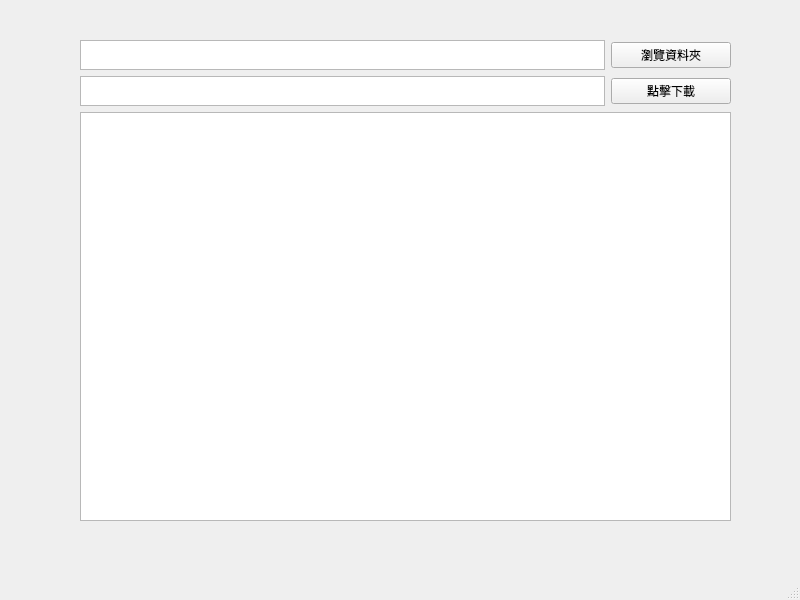
First picture: the form in UI.ui, repository mickey30606/YoutubeDownloader, before the edit.
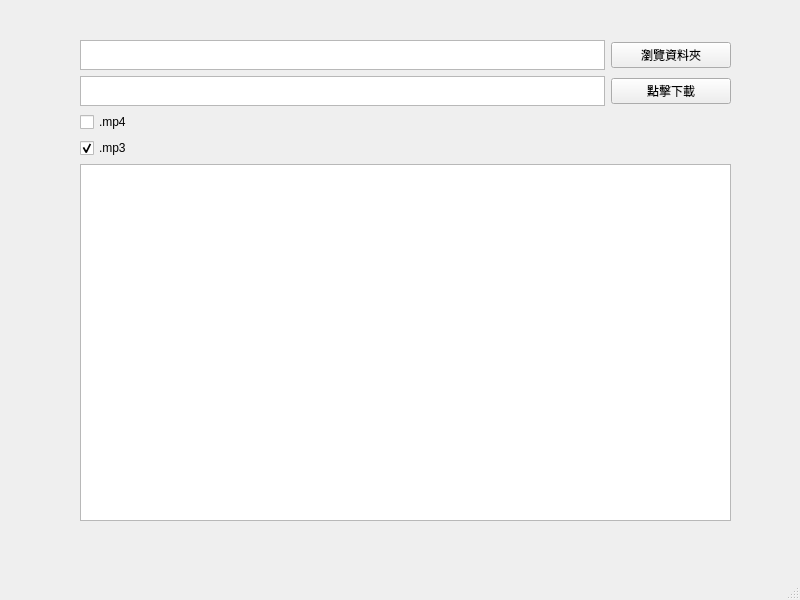
Second picture: the form after the edit.

Commit message: Add checkbox to choose download type

```diff
--- a/UI.ui
+++ b/UI.ui
@@ -23,7 +23,7 @@
       <height>481</height>
      </rect>
     </property>
-    <layout class="QVBoxLayout" name="verticalLayout" stretch="0,0,10">
+    <layout class="QVBoxLayout" name="verticalLayout" stretch="0,0,0,10">
      <item>
       <layout class="QHBoxLayout" name="horizontalLayout_2">
        <item>
@@ -92,6 +92,27 @@
        </item>
       </layout>
      </item>
+     <item>
+      <layout class="QVBoxLayout" name="verticalLayout_2">
+       <item>
+        <widget class="QCheckBox" name="mp4Check">
+         <property name="text">
+          <string>.mp4</string>
+         </property>
+        </widget>
+       </item>
+       <item>
+        <widget class="QCheckBox" name="mp3Check">
+         <property name="text">
+          <string>.mp3</string>
+         </property>
+         <property name="checked">
+          <bool>true</bool>
+         </property>
+        </widget>
+       </item>
+      </layout>
+     </item>
      <item>
       <widget class="QPlainTextEdit" name="output">
        <property name="horizontalScrollBarPolicy">
```
Left out of the diff: 2 changed lines with no effect on the pictures. The commit also changes 3 other files.
